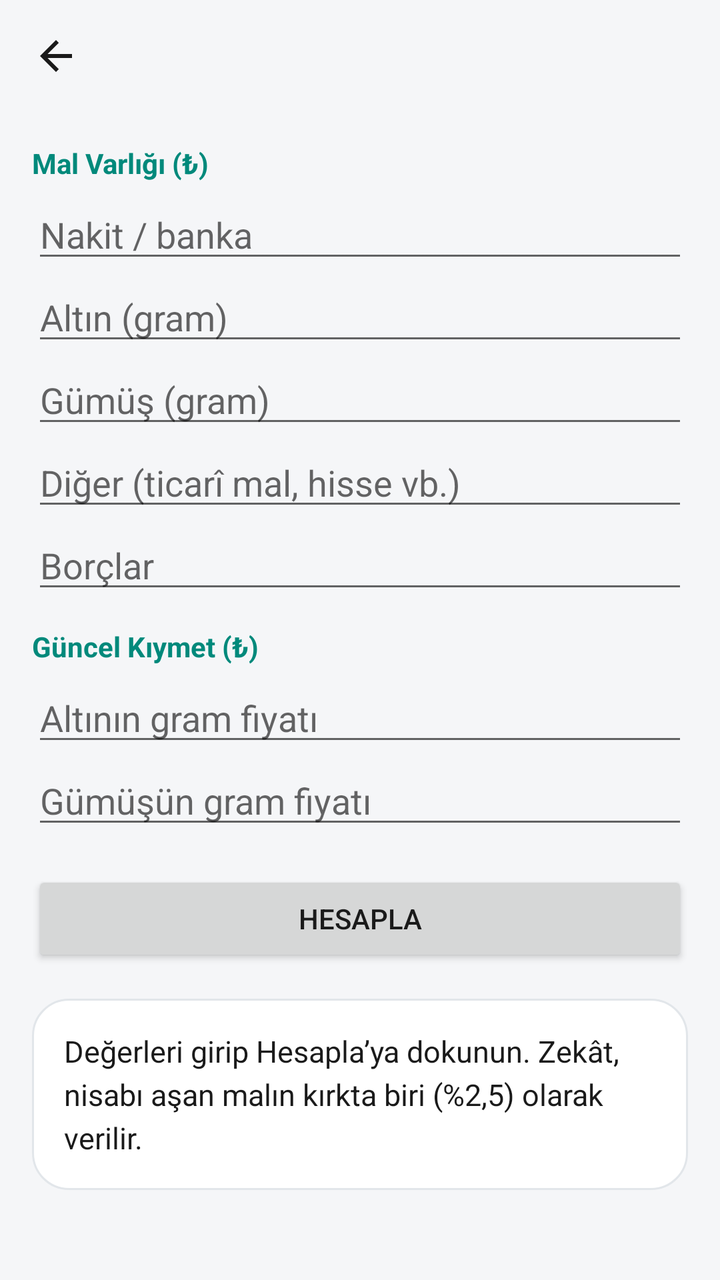
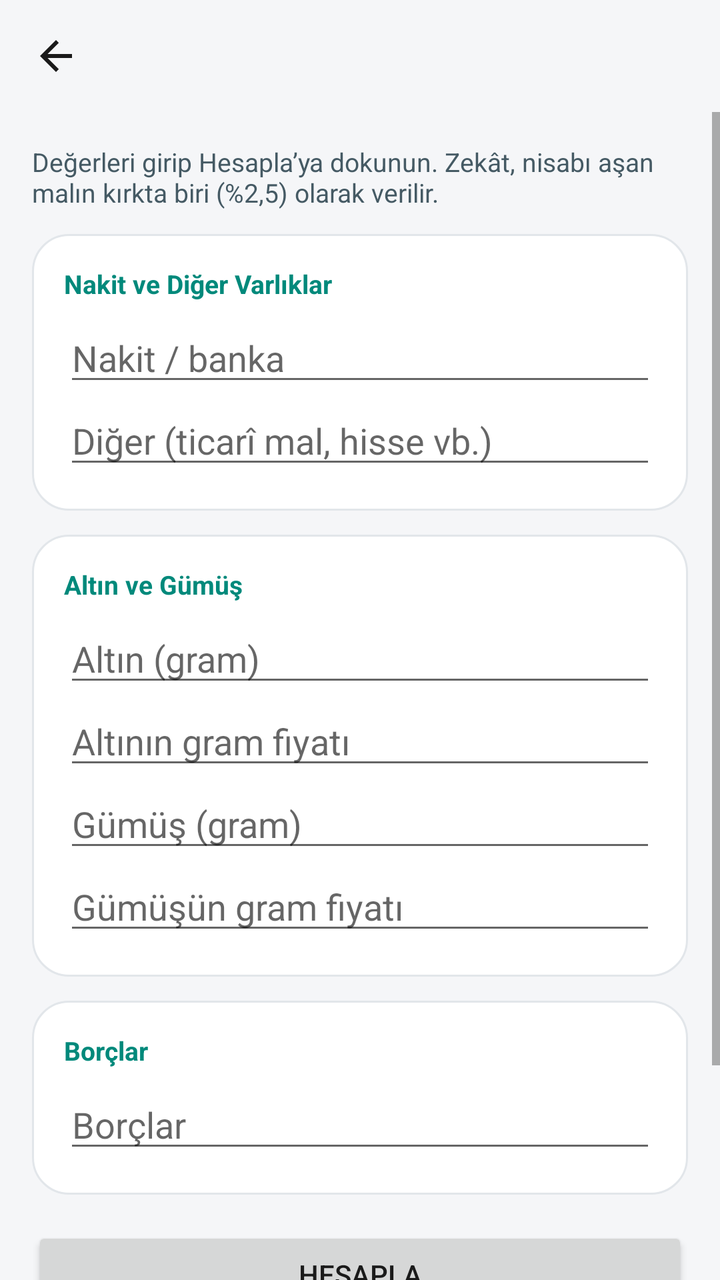

The first picture is an Android layout as it rendered before a commit; the second is the same layout after the commit. The layout source and the unified diff follow.
<!-- AndroidManifest.xml: application theme Theme.Qibla -->
<!-- res/layout/activity_zakat.xml -->
<?xml version="1.0" encoding="utf-8"?>
<LinearLayout xmlns:android="http://schemas.android.com/apk/res/android"
    xmlns:app="http://schemas.android.com/apk/res-auto"
    android:layout_width="match_parent"
    android:layout_height="match_parent"
    android:background="@color/bg"
    android:orientation="vertical">

    <androidx.appcompat.widget.Toolbar
        android:id="@+id/zakatToolbar"
        android:layout_width="match_parent"
        android:layout_height="?attr/actionBarSize"
        android:background="@color/bg"
        app:navigationIcon="?attr/homeAsUpIndicator"
        app:theme="@style/Theme.Qibla.Toolbar"
        app:titleTextColor="@color/text_primary" />

    <ScrollView
        android:layout_width="match_parent"
        android:layout_height="0dp"
        android:layout_weight="1">

        <LinearLayout
            android:layout_width="match_parent"
            android:layout_height="wrap_content"
            android:orientation="vertical"
            android:padding="16dp">

            <TextView
                android:layout_width="match_parent"
                android:layout_height="wrap_content"
                android:paddingBottom="4dp"
                android:text="@string/zk_assets"
                android:textColor="@color/accent"
                android:textSize="14sp"
                android:textStyle="bold" />

            <EditText
                android:id="@+id/zNakit"
                android:layout_width="match_parent"
                android:layout_height="wrap_content"
                android:hint="@string/zk_nakit"
                android:inputType="numberDecimal" />

            <EditText
                android:id="@+id/zAltinG"
                android:layout_width="match_parent"
                android:layout_height="wrap_content"
                android:hint="@string/zk_altin_g"
                android:inputType="numberDecimal" />

            <EditText
                android:id="@+id/zGumusG"
                android:layout_width="match_parent"
                android:layout_height="wrap_content"
                android:hint="@string/zk_gumus_g"
                android:inputType="numberDecimal" />

            <EditText
                android:id="@+id/zDiger"
                android:layout_width="match_parent"
                android:layout_height="wrap_content"
                android:hint="@string/zk_diger"
                android:inputType="numberDecimal" />

            <EditText
                android:id="@+id/zBorc"
                android:layout_width="match_parent"
                android:layout_height="wrap_content"
                android:hint="@string/zk_borc"
                android:inputType="numberDecimal" />

            <TextView
                android:layout_width="match_parent"
                android:layout_height="wrap_content"
                android:paddingTop="12dp"
                android:paddingBottom="4dp"
                android:text="@string/zk_prices"
                android:textColor="@color/accent"
                android:textSize="14sp"
                android:textStyle="bold" />

            <EditText
                android:id="@+id/zAltinFiyat"
                android:layout_width="match_parent"
                android:layout_height="wrap_content"
                android:hint="@string/zk_altin_fiyat"
                android:inputType="numberDecimal" />

            <EditText
                android:id="@+id/zGumusFiyat"
                android:layout_width="match_parent"
                android:layout_height="wrap_content"
                android:hint="@string/zk_gumus_fiyat"
                android:inputType="numberDecimal" />

            <Button
                android:id="@+id/zCalc"
                android:layout_width="match_parent"
                android:layout_height="wrap_content"
                android:layout_marginTop="16dp"
                android:text="@string/zk_calc" />

            <TextView
                android:id="@+id/zResult"
                android:layout_width="match_parent"
                android:layout_height="wrap_content"
                android:layout_marginTop="16dp"
                android:background="@drawable/panel_bg"
                android:lineSpacingExtra="4dp"
                android:padding="16dp"
                android:text="@string/zk_hint"
                android:textColor="@color/text_primary"
                android:textSize="15sp" />
        </LinearLayout>
    </ScrollView>
</LinearLayout>
<!-- resources referenced by this layout -->
<resources>
  <color name="accent">#00897B</color>
  <color name="bg">#F5F6F8</color>
  <color name="text_primary">#1A1A1A</color>
  <!-- drawable panel_bg (drawable) -->
  <?xml version="1.0" encoding="utf-8"?>
  <shape xmlns:android="http://schemas.android.com/apk/res/android"
      android:shape="rectangle">
      <solid android:color="@color/panel" />
      <corners android:radius="18dp" />
      <stroke
          android:width="1dp"
          android:color="@color/panel_stroke" />
  </shape>
  <string name="zk_altin_fiyat">Altının gram fiyatı</string>
  <string name="zk_altin_g">Altın (gram)</string>
  <string name="zk_assets">Mal Varlığı (₺)</string>
  <string name="zk_borc">Borçlar</string>
  <string name="zk_calc">Hesapla</string>
  <string name="zk_diger">Diğer (ticarî mal, hisse vb.)</string>
  <string name="zk_gumus_fiyat">Gümüşün gram fiyatı</string>
  <string name="zk_gumus_g">Gümüş (gram)</string>
  <string name="zk_hint" formatted="false">Değerleri girip Hesapla’ya dokunun. Zekât, nisabı aşan malın kırkta biri (%2,5) olarak verilir.</string>
  <string name="zk_nakit">Nakit / banka</string>
  <string name="zk_prices">Güncel Kıymet (₺)</string>
  <style name="Theme.Qibla.Toolbar" parent="ThemeOverlay.AppCompat.ActionBar">
          <item name="colorControlNormal">@color/text_primary</item>
          <item name="android:textColorPrimary">@color/text_primary</item>
      </style>
  <style name="Theme.Qibla" parent="Theme.AppCompat.DayNight.NoActionBar">
          <item name="colorAccent">@color/accent</item>
          <item name="android:windowBackground">@color/bg</item>
          <item name="android:statusBarColor">@color/bg</item>
          <item name="android:navigationBarColor">@color/bg</item>
          <item name="android:textColorPrimary">@color/text_primary</item>
          <item name="android:windowLightStatusBar">true</item>
      </style>
  <color name="panel">#FFFFFF</color>
  <color name="panel_stroke">#E2E6EA</color>
</resources>

<!-- the commit's change to res/layout/activity_zakat.xml (unified diff, before → after) -->
@@ -18,7 +18,8 @@
     <ScrollView
         android:layout_width="match_parent"
         android:layout_height="0dp"
-        android:layout_weight="1">
+        android:layout_weight="1"
+        android:fillViewport="true">
 
         <LinearLayout
             android:layout_width="match_parent"
@@ -29,70 +30,112 @@
             <TextView
                 android:layout_width="match_parent"
                 android:layout_height="wrap_content"
-                android:paddingBottom="4dp"
-                android:text="@string/zk_assets"
-                android:textColor="@color/accent"
-                android:textSize="14sp"
-                android:textStyle="bold" />
+                android:paddingBottom="12dp"
+                android:text="@string/zk_hint"
+                android:textColor="@color/text_dim"
+                android:textSize="13sp" />
 
-            <EditText
-                android:id="@+id/zNakit"
+            <LinearLayout
                 android:layout_width="match_parent"
                 android:layout_height="wrap_content"
-                android:hint="@string/zk_nakit"
-                android:inputType="numberDecimal" />
+                android:background="@drawable/panel_bg"
+                android:orientation="vertical"
+                android:padding="16dp">
 
-            <EditText
-                android:id="@+id/zAltinG"
+                <TextView
+                    android:layout_width="match_parent"
+                    android:layout_height="wrap_content"
+                    android:paddingBottom="6dp"
+                    android:text="@string/zk_sec_cash"
+                    android:textColor="@color/accent"
+                    android:textSize="13sp"
+                    android:textStyle="bold" />
+
+                <EditText
+                    android:id="@+id/zNakit"
+                    android:layout_width="match_parent"
+                    android:layout_height="wrap_content"
+                    android:hint="@string/zk_nakit"
+                    android:inputType="numberDecimal" />
+
+                <EditText
+                    android:id="@+id/zDiger"
+                    android:layout_width="match_parent"
+                    android:layout_height="wrap_content"
+                    android:hint="@string/zk_diger"
+                    android:inputType="numberDecimal" />
+            </LinearLayout>
+
+            <LinearLayout
                 android:layout_width="match_parent"
                 android:layout_height="wrap_content"
-                android:hint="@string/zk_altin_g"
-                android:inputType="numberDecimal" />
+                android:layout_marginTop="12dp"
+                android:background="@drawable/panel_bg"
+                android:orientation="vertical"
+                android:padding="16dp">
 
-            <EditText
-                android:id="@+id/zGumusG"
+                <TextView
+                    android:layout_width="match_parent"
+                    android:layout_height="wrap_content"
+                    android:paddingBottom="6dp"
+                    android:text="@string/zk_sec_metal"
+                    android:textColor="@color/accent"
+                    android:textSize="13sp"
+                    android:textStyle="bold" />
+
+                <EditText
+                    android:id="@+id/zAltinG"
+                    android:layout_width="match_parent"
+                    android:layout_height="wrap_content"
+                    android:hint="@string/zk_altin_g"
+                    android:inputType="numberDecimal" />
+
+                <EditText
+                    android:id="@+id/zAltinFiyat"
+                    android:layout_width="match_parent"
+                    android:layout_height="wrap_content"
+                    android:hint="@string/zk_altin_fiyat"
+                    android:inputType="numberDecimal" />
+
+                <EditText
+                    android:id="@+id/zGumusG"
+                    android:layout_width="match_parent"
+                    android:layout_height="wrap_content"
+                    android:hint="@string/zk_gumus_g"
+                    android:inputType="numberDecimal" />
+
+                <EditText
+                    android:id="@+id/zGumusFiyat"
+                    android:layout_width="match_parent"
+                    android:layout_height="wrap_content"
+                    android:hint="@string/zk_gumus_fiyat"
+                    android:inputType="numberDecimal" />
+            </LinearLayout>
+
+            <LinearLayout
                 android:layout_width="match_parent"
                 android:layout_height="wrap_content"
-                android:hint="@string/zk_gumus_g"
-                android:inputType="numberDecimal" />
+                android:layout_marginTop="12dp"
+                android:background="@drawable/panel_bg"
+                android:orientation="vertical"
+                android:padding="16dp">
 
-            <EditText
-                android:id="@+id/zDiger"
-                android:layout_width="match_parent"
-                android:layout_height="wrap_content"
-                android:hint="@string/zk_diger"
-                android:inputType="numberDecimal" />
+                <TextView
+                    android:layout_width="match_parent"
+                    android:layout_height="wrap_content"
+                    android:paddingBottom="6dp"
+                    android:text="@string/zk_sec_debt"
+                    android:textColor="@color/accent"
+                    android:textSize="13sp"
+                    android:textStyle="bold" />
 
-            <EditText
-                android:id="@+id/zBorc"
-                android:layout_width="match_parent"
-                android:layout_height="wrap_content"
-                android:hint="@string/zk_borc"
-                android:inputType="numberDecimal" />
-
-            <TextView
-                android:layout_width="match_parent"
-                android:layout_height="wrap_content"
-                android:paddingTop="12dp"
-                android:paddingBottom="4dp"
-                android:text="@string/zk_prices"
-                android:textColor="@color/accent"
-                android:textSize="14sp"
-                android:textStyle="bold" />
-
-            <EditText
-                android:id="@+id/zAltinFiyat"
-                android:layout_width="match_parent"
-                android:layout_height="wrap_content"
-                android:hint="@string/zk_altin_fiyat"
-                android:inputType="numberDecimal" />
-
-            <EditText
-                android:id="@+id/zGumusFiyat"
-                android:layout_width="match_parent"
-                android:layout_height="wrap_content"
-                android:hint="@string/zk_gumus_fiyat"
-                android:inputType="numberDecimal" />
+                <EditText
+                    android:id="@+id/zBorc"
+                    android:layout_width="match_parent"
+                    android:layout_height="wrap_content"
+                    android:hint="@string/zk_borc"
+                    android:inputType="numberDecimal" />
+            </LinearLayout>
 
             <Button
                 android:id="@+id/zCalc"
@@ -101,17 +144,31 @@
                 android:layout_marginTop="16dp"
                 android:text="@string/zk_calc" />
 
-            <TextView
-                android:id="@+id/zResult"
+            <LinearLayout
                 android:layout_width="match_parent"
                 android:layout_height="wrap_content"
                 android:layout_marginTop="16dp"
                 android:background="@drawable/panel_bg"
-                android:lineSpacingExtra="4dp"
-                android:padding="16dp"
-                android:text="@string/zk_hint"
-                android:textColor="@color/text_primary"
-                android:textSize="15sp" />
+                android:orientation="vertical"
+                android:padding="16dp">
+
+                <TextView
+                    android:layout_width="match_parent"
+                    android:layout_height="wrap_content"
+                    android:text="@string/zk_result_title"
+                    android:textColor="@color/text_dim"
+                    android:textSize="13sp" />
+
+                <TextView
+                    android:id="@+id/zResult"
+                    android:layout_width="match_parent"
+                    android:layout_height="wrap_content"
+                    android:paddingTop="8dp"
+                    android:lineSpacingExtra="4dp"
+                    android:text="@string/zk_result_placeholder"
+                    android:textColor="@color/text_primary"
+                    android:textSize="15sp" />
+            </LinearLayout>
         </LinearLayout>
     </ScrollView>
 </LinearLayout>
<!-- resource entries referenced after the edit -->
@@ -2,6 +2,7 @@
 <resources>
   <color name="accent">#00897B</color>
   <color name="bg">#F5F6F8</color>
+  <color name="text_dim">#455A64</color>
   <color name="text_primary">#1A1A1A</color>
   <!-- drawable panel_bg (drawable) -->
   <?xml version="1.0" encoding="utf-8"?>
@@ -15,7 +16,6 @@
   </shape>
   <string name="zk_altin_fiyat">Altının gram fiyatı</string>
   <string name="zk_altin_g">Altın (gram)</string>
-  <string name="zk_assets">Mal Varlığı (₺)</string>
   <string name="zk_borc">Borçlar</string>
   <string name="zk_calc">Hesapla</string>
   <string name="zk_diger">Diğer (ticarî mal, hisse vb.)</string>
@@ -23,7 +23,11 @@
   <string name="zk_gumus_g">Gümüş (gram)</string>
   <string name="zk_hint" formatted="false">Değerleri girip Hesapla’ya dokunun. Zekât, nisabı aşan malın kırkta biri (%2,5) olarak verilir.</string>
   <string name="zk_nakit">Nakit / banka</string>
-  <string name="zk_prices">Güncel Kıymet (₺)</string>
+  <string name="zk_result_placeholder">Değerleri girip «Hesapla»ya dokunun.</string>
+  <string name="zk_result_title">Sonuç</string>
+  <string name="zk_sec_cash">Nakit ve Diğer Varlıklar</string>
+  <string name="zk_sec_debt">Borçlar</string>
+  <string name="zk_sec_metal">Altın ve Gümüş</string>
   <style name="Theme.Qibla.Toolbar" parent="ThemeOverlay.AppCompat.ActionBar">
           <item name="colorControlNormal">@color/text_primary</item>
           <item name="android:textColorPrimary">@color/text_primary</item>
